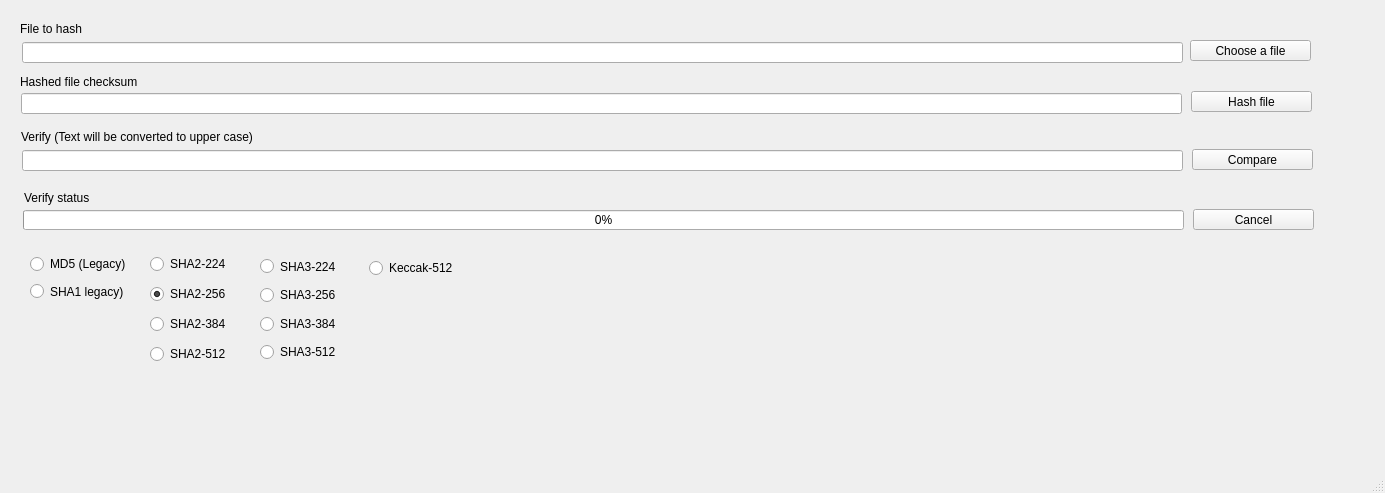
The window that mainwindow.ui (eanyx/hash-calculator-qt6) describes before a commit, drawn with Qt 5.
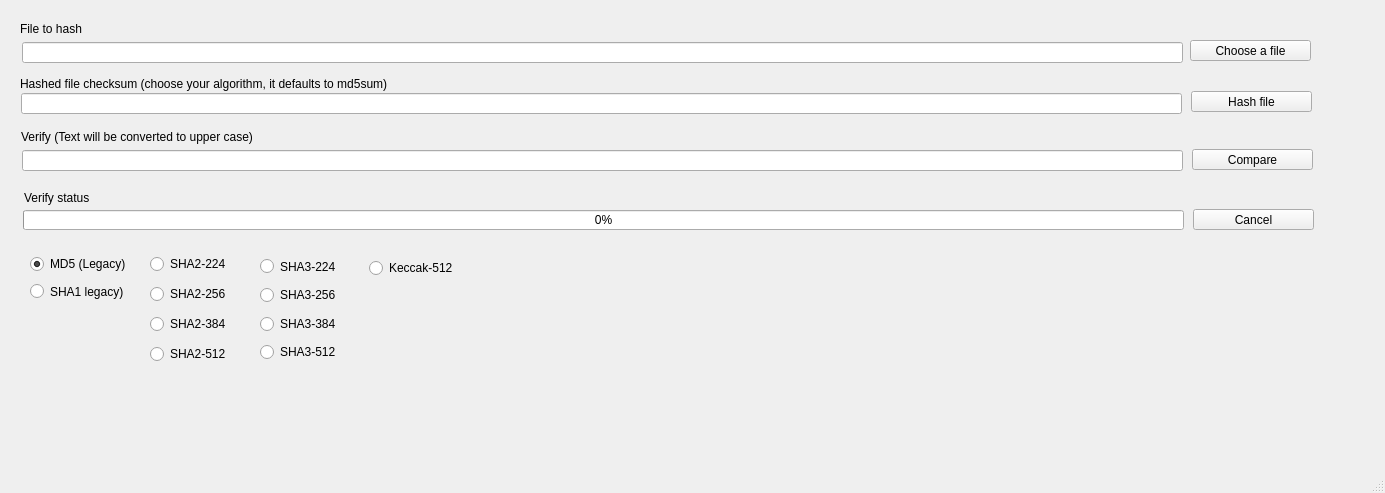
The same window after the commit.

Commit message: v 0.1a, need to fix verify button

```diff
--- a/mainwindow.ui
+++ b/mainwindow.ui
@@ -26,6 +26,9 @@
     <property name="text">
      <string>MD5 (Legacy)</string>
     </property>
+    <property name="checked">
+     <bool>true</bool>
+    </property>
    </widget>
    <widget class="QProgressBar" name="progressBar">
     <property name="geometry">
@@ -148,7 +151,7 @@
      <string>SHA2-256</string>
     </property>
     <property name="checked">
-     <bool>true</bool>
+     <bool>false</bool>
     </property>
    </widget>
    <widget class="QRadioButton" name="sha2384RadioButton">
@@ -286,12 +289,12 @@
      <rect>
       <x>20</x>
       <y>73</y>
-      <width>151</width>
-      <height>18</height>
+      <width>461</width>
+      <height>21</height>
      </rect>
     </property>
     <property name="text">
-     <string>Hashed file checksum</string>
+     <string>Hashed file checksum (choose your algorithm, it defaults to md5sum)</string>
     </property>
    </widget>
    <widget class="QLabel" name="label_3">
```
